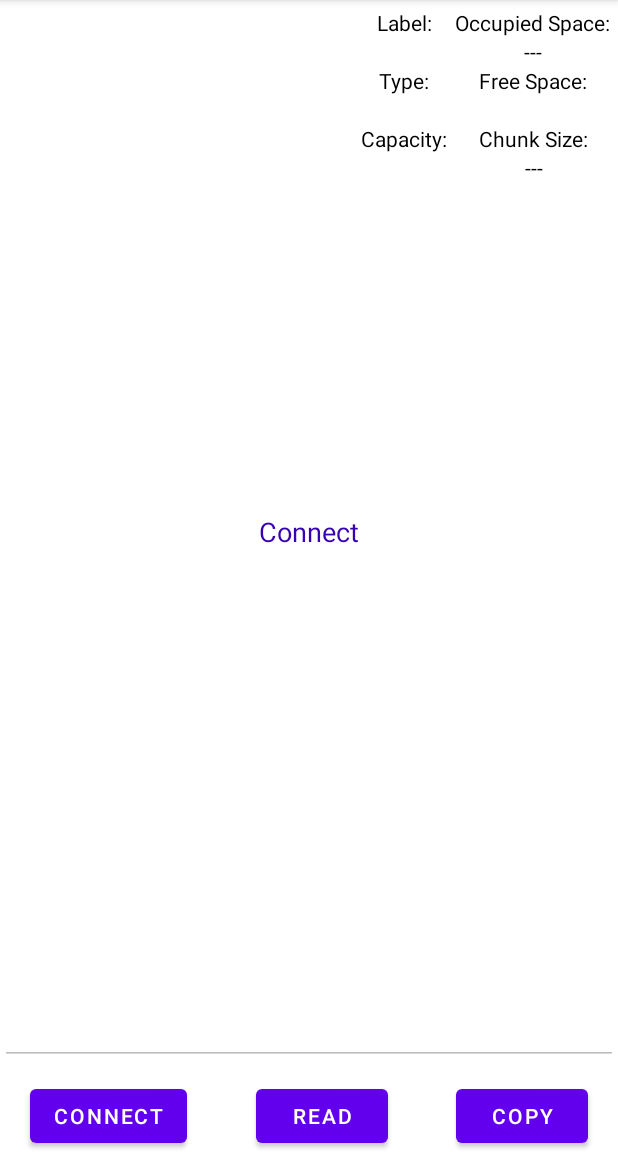
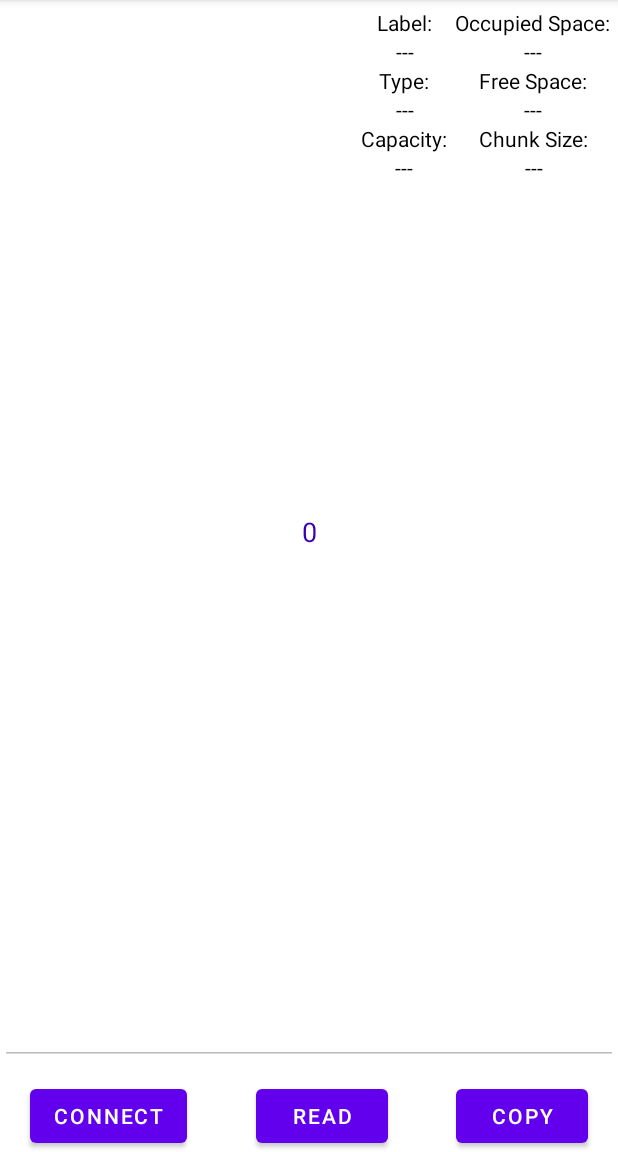
Before and after one commit to cyberfanta/readingUSB, an Android app: the screen it shows after launch (MainActivity), after a tap on "READ", on a phone screen of 412 x 824 dp, the part 84-1236 px from its top. Run offline under Robolectric (Android 15) with nearby library versions, the phone set to English and light mode, and no system bars.

```diff
--- a/app/src/main/java/com/cyberfanta/readingusb/readUSB/ReadUSB.kt
+++ b/app/src/main/java/com/cyberfanta/readingusb/readUSB/ReadUSB.kt
@@ -32,6 +32,7 @@ class ReadUSB(context: Context) {
     private var mStorageManager: StorageManager? = null
     private var usbBulkDevice: BulkDevice? = null
 //    private var mMountedDevices = HashMap<String, StorageDevice>()
+    var exception: String = ""
 
     var storage: StorageDevice? = null
 
@@ -75,12 +76,7 @@ class ReadUSB(context: Context) {
     fun loadUSB(){
         for (device in mUsbManager!!.deviceList.values) {
             if (!mUsbManager!!.hasPermission(device)) {
-                val intent = PendingIntent.getBroadcast(
-                    mContext,
-                    0,
-                    Intent(ACTION_USB_PERMISSION),
-                    0
-                )
+                val intent = PendingIntent.getBroadcast(mContext, 0, Intent(ACTION_USB_PERMISSION), 0)
                 mUsbManager!!.requestPermission(device, intent)
                 continue
             }
@@ -89,11 +85,12 @@ class ReadUSB(context: Context) {
     }
 
     fun mountUSB(device: UsbDevice?){
-        usbBulkDevice = UsbBulkDevice.read(mContext, device)
-        if (usbBulkDevice != null && mStorageManager!!.tryMount(usbBulkDevice)) {
-            mStorageManager!!.notifyStorageChanged()
+        try {
+            usbBulkDevice = UsbBulkDevice.read(mContext, device)
+            if (usbBulkDevice != null && mStorageManager!!.tryMount(usbBulkDevice)) {
+                mStorageManager!!.notifyStorageChanged()
 
-            //Reading USB Internal Data
+                //Reading USB Internal Data
 //            val blockDevice: BlockDevice = BulkBlockDevice(usbBulkDevice)
 //            blockDevice.initialize()
 //            val mbr = MasterBootRecord(blockDevice)
@@ -102,36 +99,44 @@ class ReadUSB(context: Context) {
 //                    return
 //                }
 //            }
-            storage = mStorageManager!!.storage
+                storage = mStorageManager!!.storage
+                exception = ""
+            }
+        } catch (e: Exception) {
+            exception = e.toString()
         }
+    }
+
+    fun getUSBDeviceLListSize (): String {
+        return mStorageManager?.mMountedDevices?.size.toString()
     }
 
     fun getUSBName (): String {
         return if (storage != null) {
             storage!!.getName()
         } else
-            ""
+            "---"
     }
 
     fun getUSBUnallocatedSpace (): String {
         return if (storage != null) {
             storage!!.getUnallocatedSpace().toString()
         } else
-            ""
+            "---"
     }
 
     fun getUSBTotalSpace (): String {
         return if (storage != null) {
             storage!!.getTotalSpace().toString()
         } else
-            ""
+            "---"
     }
 
     fun getUSBType (): String {
         return if (storage != null) {
             storage!!.getType()
         } else
-            ""
+            "---"
     }
 
 //    private fun tryMountPartition(device: Partition): Boolean {
--- a/app/src/main/java/com/cyberfanta/readingusb/view/MainActivity.kt
+++ b/app/src/main/java/com/cyberfanta/readingusb/view/MainActivity.kt
@@ -29,13 +29,13 @@ class MainActivity : AppCompatActivity() {
     }
 
     //Button Connect
-//    @Suppress("UNUSED_PARAMETER")
+    @Suppress("UNUSED_PARAMETER")
     fun connect (view: View) {
         readUSB.loadUSB()
     }
 
     //Button Read
-//    @Suppress("UNUSED_PARAMETER")
+    @Suppress("UNUSED_PARAMETER")
     fun read(view: View) {
         var textView = findViewById<TextView>(R.id.labeltext)
         textView.text = readUSB.getUSBName()
@@ -49,10 +49,14 @@ class MainActivity : AppCompatActivity() {
         textView.text = readUSB.getUSBUnallocatedSpace()
 //        textView = findViewById<TextView>(R.id.chucktext)
 //        textView.text = chunkSize.toString()
+        textView = findViewById<TextView>(R.id.textView)
+        textView.text = readUSB.getUSBDeviceLListSize()
+        if (!readUSB.exception.equals(""))
+            textView.text = readUSB.exception
     }
 
     //Button Copy
-//    @Suppress("UNUSED_PARAMETER")
+    @Suppress("UNUSED_PARAMETER")
     fun copy(view: View) {
         //
     }
--- a/app/src/main/java/net/alphadev/usbstorage/StorageManager.java
+++ b/app/src/main/java/net/alphadev/usbstorage/StorageManager.java
@@ -47,10 +47,10 @@ public class StorageManager {
     private static final String AUTHORITY = "net.alphadev.usbstorage.documents";
     private static final String ACTION_UNMOUNT_DEVICE = "net.alphadev.usbstorage.ACTION_UNMOUNT_DEVICE";
 
-    private final HashMap<String, StorageDevice> mMountedDevices = new HashMap<>();
     private final NotificationManager mNotificationManager;
     private final Context mContext;
 
+    public HashMap<String, StorageDevice> mMountedDevices = new HashMap<>();
     public StorageDevice storage;
 
     public StorageManager(Context context) {
```
